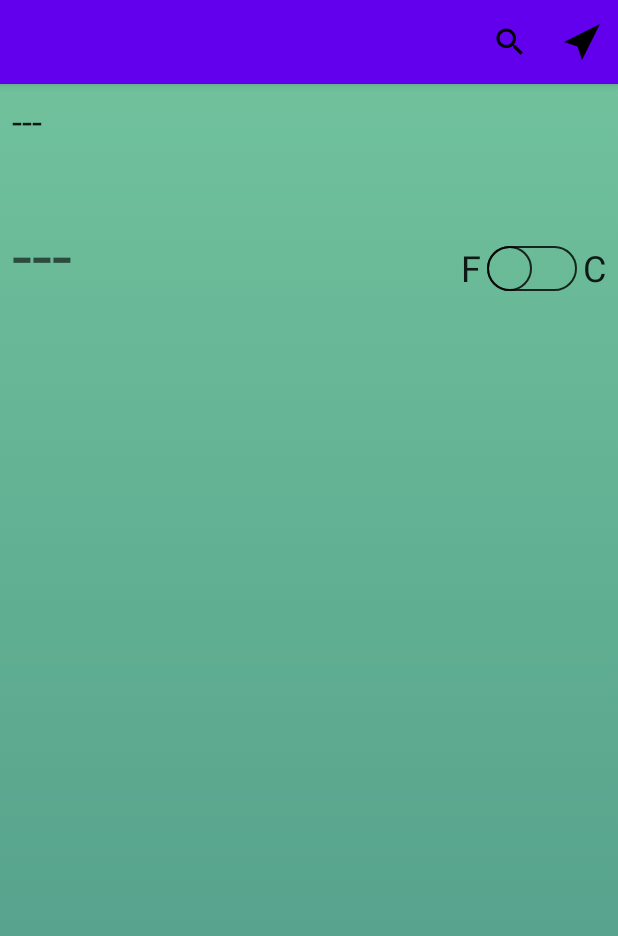
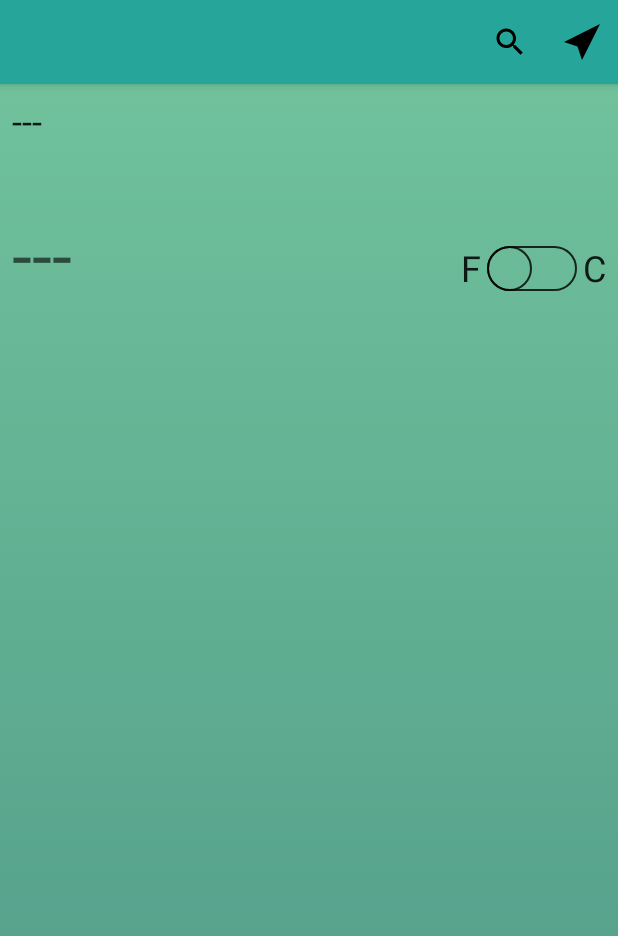
Before and after one commit to DmitryXIII/Natlex_test_task, an Android app: the screen it shows after launch (MainActivity), on a phone screen of 412 x 824 dp. Shown: the top 936 px of the screen. Run offline under Robolectric (Android 15) with nearby library versions, the phone set to English and light mode, and no system bars; libraries missing offline, so code that uses them is left out: com.jakewharton.retrofit2; 4 statements that could not run were skipped.

Commit message:
app theme colors changed

```diff
--- a/app/src/main/res/values-night/themes.xml
+++ /dev/null
@@ -1,16 +0,0 @@
-<resources>
-    <!-- Base application theme. -->
-    <style name="Theme.NatlexTestTask" parent="Theme.MaterialComponents.DayNight.DarkActionBar">
-        <!-- Primary brand color. -->
-        <item name="colorPrimary">@color/purple_200</item>
-        <item name="colorPrimaryVariant">@color/purple_700</item>
-        <item name="colorOnPrimary">@color/black</item>
-        <!-- Secondary brand color. -->
-        <item name="colorSecondary">@color/teal_200</item>
-        <item name="colorSecondaryVariant">@color/teal_200</item>
-        <item name="colorOnSecondary">@color/black</item>
-        <!-- Status bar color. -->
-        <item name="android:statusBarColor">?attr/colorPrimaryVariant</item>
-        <!-- Customize your theme here. -->
-    </style>
-</resources>
--- a/app/src/main/res/values/colors.xml
+++ b/app/src/main/res/values/colors.xml
@@ -1,10 +1,9 @@
 <?xml version="1.0" encoding="utf-8"?>
 <resources>
-    <color name="purple_200">#FFBB86FC</color>
-    <color name="purple_500">#FF6200EE</color>
-    <color name="purple_700">#FF3700B3</color>
-    <color name="teal_200">#FF03DAC5</color>
-    <color name="teal_700">#FF018786</color>
+    <color name="color_primary">#26A69A</color>
+    <color name="color_primary_variant">#00766C</color>
+    <color name="color_secondary">#FF03DAC5</color>
+    <color name="color_secondary_variant">#FF018786</color>
     <color name="black">#FF000000</color>
     <color name="black_80">#CC000000</color>
     <color name="white">#FFFFFFFF</color>
--- a/app/src/main/res/values/themes.xml
+++ b/app/src/main/res/values/themes.xml
@@ -2,12 +2,12 @@
     <!-- Base application theme. -->
     <style name="Theme.NatlexTestTask" parent="Theme.MaterialComponents.DayNight.DarkActionBar">
         <!-- Primary brand color. -->
-        <item name="colorPrimary">@color/purple_500</item>
-        <item name="colorPrimaryVariant">@color/purple_700</item>
+        <item name="colorPrimary">@color/color_primary</item>
+        <item name="colorPrimaryVariant">@color/color_primary_variant</item>
         <item name="colorOnPrimary">@color/white</item>
         <!-- Secondary brand color. -->
-        <item name="colorSecondary">@color/teal_200</item>
-        <item name="colorSecondaryVariant">@color/teal_700</item>
+        <item name="colorSecondary">@color/color_secondary</item>
+        <item name="colorSecondaryVariant">@color/color_secondary_variant</item>
         <item name="colorOnSecondary">@color/black</item>
         <!-- Status bar color. -->
         <item name="android:statusBarColor">?attr/colorPrimaryVariant</item>
```
